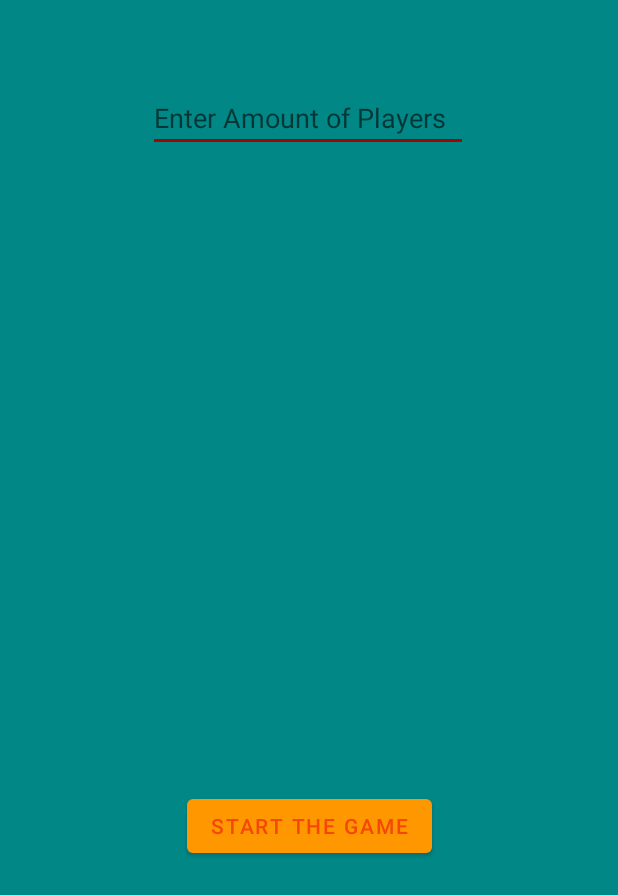
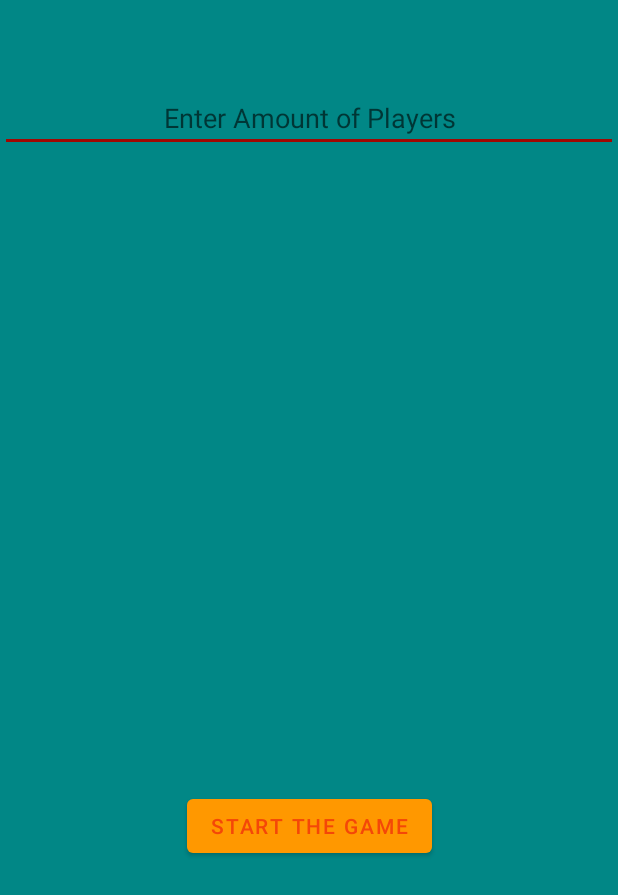
Before and after one commit to TheDonBase/NordicDrinking, an Android app: the layout activity_landing.xml on its own in the app's theme, with its tools: preview values and no code run, on a phone screen of 412 x 824 dp. Shown: the top 895 px of the screen. Run offline under Robolectric (Android 15) with nearby library versions, the phone set to English and light mode, and no system bars.

```diff
--- a/app/src/main/res/layout/activity_landing.xml
+++ b/app/src/main/res/layout/activity_landing.xml
@@ -9,12 +9,14 @@
 
     <EditText
         android:id="@+id/playerAmtText"
-        android:layout_width="wrap_content"
+        android:layout_width="0dp"
         android:layout_height="wrap_content"
         android:layout_marginTop="56dp"
         android:ems="10"
+        android:gravity="center"
         android:hint="Enter Amount of Players"
         android:inputType="number"
+        android:singleLine="true"
         app:layout_constraintEnd_toEndOf="parent"
         app:layout_constraintHorizontal_bias="0.497"
         app:layout_constraintStart_toStartOf="parent"
--- a/app/src/main/res/values/themes.xml
+++ b/app/src/main/res/values/themes.xml
@@ -1,6 +1,6 @@
 <resources xmlns:tools="http://schemas.android.com/tools">
     <!-- Base application theme. -->
-    <style name="Theme.NordicDrinking" parent="Theme.MaterialComponents.DayNight.NoActionBar">
+    <style name="Theme.NordicDrinking" parent="Theme.MaterialComponents.DayNight.DarkActionBar">
         <!-- Primary brand color. -->
         <item name="colorPrimary">@color/tyrian_purple</item>
         <item name="colorPrimaryVariant">@color/chrome_yellow</item>
@@ -23,7 +23,7 @@
     </style>
 
     <style name="ThemeOverlay.NordicDrinking.FullscreenContainer" parent="">
-        <item name="fullscreenBackgroundColor">@color/light_blue_600</item>
+        <item name="fullscreenBackgroundColor">@color/tyrian_purple</item>
         <item name="fullscreenTextColor">@color/light_blue_A200</item>
     </style>
 </resources>
```
